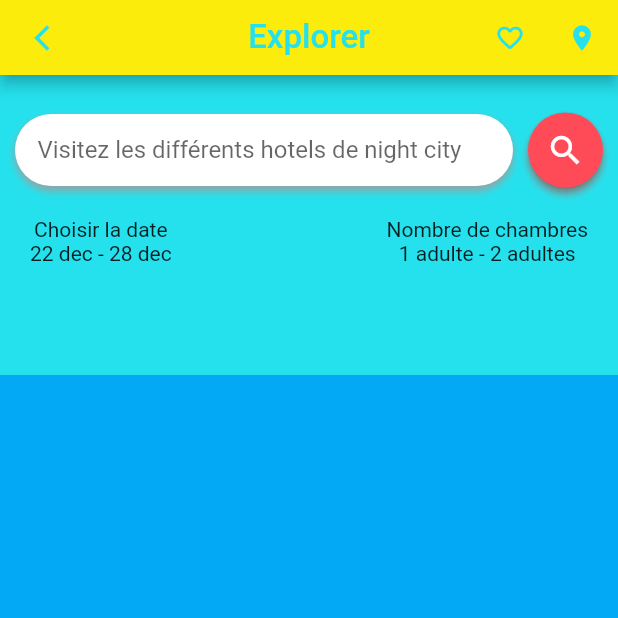
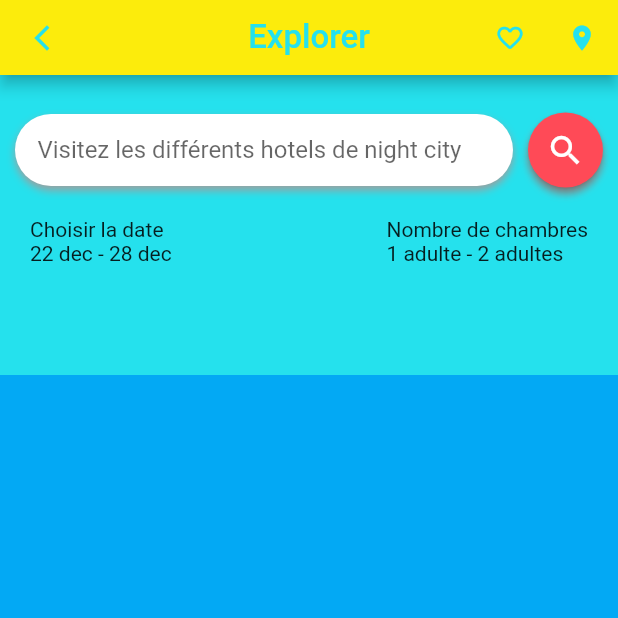
Before and after one commit to wassimouricha/hotelapp, a Flutter app: the screen it shows after launch, on a phone screen of 412 x 824 dp, the top half of it. Run offline on Flutter 3.47's test engine with Material 2 defaults, Android fonts, the phone set to English and light mode, and no system bars; our stand-ins replace google_fonts; Roboto replaces fonts that are missing (Kanit).

Commit message:
cross alignement

```diff
--- a/lib/main.dart
+++ b/lib/main.dart
@@ -144,11 +144,12 @@ class chercheSection extends StatelessWidget {
           ],),
           SizedBox(height: 10), //pour espacer les widgets
           Row(
-            mainAxisAlignment: MainAxisAlignment.spaceBetween,
+            mainAxisAlignment: MainAxisAlignment.spaceBetween, //permet l'alignement
             children: [
               Container(
                 margin:EdgeInsets.all(10),
                 child: Column(
+                  crossAxisAlignment: CrossAxisAlignment.start,
                   children:[
                   Text("Choisir la date"),
                   Text("22 dec - 28 dec")
@@ -159,6 +160,7 @@ class chercheSection extends StatelessWidget {
                Container(
                 margin:EdgeInsets.all(10),
                 child: Column(
+                  crossAxisAlignment: CrossAxisAlignment.start, //permet l'alignement
                   children:[
                   Text("Nombre de chambres"),
                   Text("1 adulte - 2 adultes")
```
